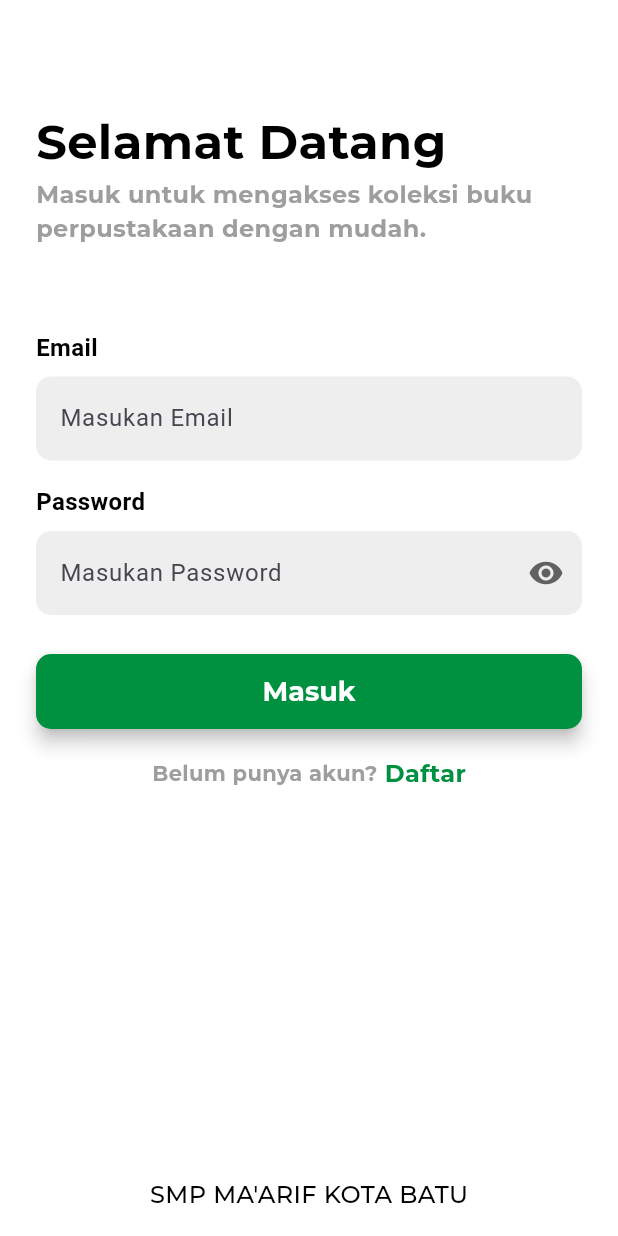
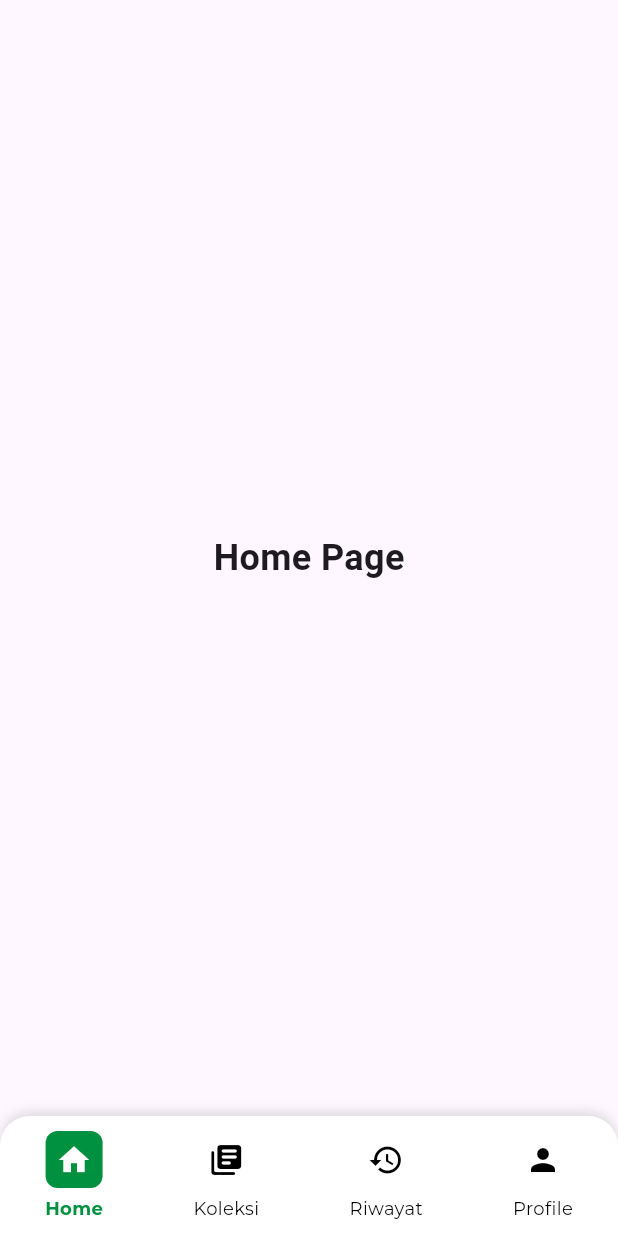
Before and after one commit to Reeyyyh/library_app, a Flutter app: the screen it shows after launch, after a tap on "Mulai Sekarang!", after a tap on "Masuk", on a phone screen of 412 x 824 dp. Run offline on Flutter 3.47's test engine with Material 3 defaults, Android fonts, the light colour scheme and no system bars; our stand-ins replace cached_network_image, cloud_firestore, dio, firebase_core, get, google_fonts and 2 more; accounts and stored records are empty.

Commit message:
Implement admin and user bottom nav with placeholder pages

```diff
--- a/lib/app/modules/auth/views/login_view.dart
+++ b/lib/app/modules/auth/views/login_view.dart
@@ -1,6 +1,7 @@
 import 'package:flutter/material.dart';
 import 'package:get/get.dart';
 import 'package:library_app/app/modules/auth/views/register_view.dart';
+import 'package:library_app/app/modules/client/users/botnav/views/user_botnav_view.dart';
 import 'package:library_app/app/modules/config/theme.dart';
 import 'package:library_app/app/widgets/custom_button.dart';
 import 'package:library_app/app/widgets/custom_input.dart';
@@ -65,7 +66,7 @@ class LoginView extends StatelessWidget {
                   CustomButton(
                     text: "Masuk",
                     onPressed: () {
-                      print('homepage');
+                      Get.offAll(() => UserBotNavView());
                     },
                     isLoading: false,
                   ),
--- /dev/null
+++ b/lib/app/modules/client/admin/botnav/controllers/admin_botnav_controller.dart
@@ -0,0 +1,41 @@
+import 'package:flutter/material.dart';
+import 'package:get/get.dart';
+import 'package:library_app/app/modules/client/admin/pages/1_Dashboard/views/dashboard_view.dart';
+import 'package:library_app/app/modules/client/admin/pages/2_ListBook/views/listbook_view.dart';
+import 'package:library_app/app/modules/client/admin/pages/3_ListCategory/listcategory_view.dart';
+import 'package:library_app/app/modules/client/admin/pages/4_ListUser/views/listuser_view.dart';
+
+
+class AdminBotnavController extends GetxController {
+  RxInt selectedIndex = 0.obs;
+
+  final List<Map<String, dynamic>> adminMenus = [
+    {
+      'title': 'Dashboard',
+      'icon': Icons.home,
+      'page': Dashboard(),
+    },
+    {
+      'title': 'Buku',
+      'icon': Icons.my_library_books_rounded,
+      'page': ListBook(),
+    },
+    {
+      'title': 'Kategori',
+      'icon': Icons.category_rounded,
+      'page': ListCategory(),
+    },
+    {
+      'title': 'Pengguna',
+      'icon': Icons.person,
+      'page': ListUser(),
+    },
+  ];
+
+  List<Map<String, dynamic>> get menus => adminMenus;
+
+  void changeTabIndex(int index) {
+    if (selectedIndex.value == index) return;
+    selectedIndex.value = index;
+  }
+}
--- /dev/null
+++ b/lib/app/modules/client/users/botnav/controllers/user_botnav_controller.dart
@@ -0,0 +1,41 @@
+import 'package:flutter/material.dart';
+import 'package:get/get.dart';
+import 'package:library_app/app/modules/client/users/pages/1_Home/views/home_view.dart';
+import 'package:library_app/app/modules/client/users/pages/2_Collection/views/collection_view.dart';
+import 'package:library_app/app/modules/client/users/pages/3_history/views/history_view.dart';
+import 'package:library_app/app/modules/client/users/pages/4_Profile/views/profile_view.dart';
+
+
+class UserBotNavController extends GetxController {
+  RxInt selectedIndex = 0.obs;
+
+  final List<Map<String, dynamic>> userMenus = [
+    {
+      'title': 'Home',
+      'icon': Icons.home,
+      'page': HomeView(),
+    },
+    {
+      'title': 'Koleksi',
+      'icon': Icons.my_library_books_rounded,
+      'page': CollectionView(),
+    },
+    {
+      'title': 'Riwayat',
+      'icon': Icons.history,
+      'page': HistoryView(),
+    },
+    {
+      'title': 'Profile',
+      'icon': Icons.person,
+      'page': ProfileView(),
+    },
+  ];
+
+  List<Map<String, dynamic>> get menus => userMenus;
+
+  void changeTabIndex(int index) {
+    if (selectedIndex.value == index) return;
+    selectedIndex.value = index;
+  }
+}
--- /dev/null
+++ b/lib/app/modules/client/users/botnav/views/user_botnav_view.dart
@@ -0,0 +1,84 @@
+import 'package:flutter/material.dart';
+import 'package:get/get.dart';
+import 'package:library_app/app/modules/client/users/botnav/controllers/user_botnav_controller.dart';
+import 'package:library_app/app/modules/config/theme.dart';
+
+class UserBotNavView extends StatelessWidget {
+  const UserBotNavView({super.key});
+
+  @override
+  Widget build(BuildContext context) {
+    final controller = Get.put(UserBotNavController());
+    return Scaffold(
+      body: Obx(() => _body(controller, controller.selectedIndex.value)),
+      bottomNavigationBar: _bottomNavigationBar(controller),
+    );
+  }
+
+  Widget _body(UserBotNavController controller, int index) {
+    return controller.menus[index]['page'];
+  }
+
+  Widget _bottomNavigationBar(UserBotNavController controller) {
+    return Obx(
+      () => Container(
+        height: 80,
+        decoration: BoxDecoration(
+          color: Colors.white,
+          borderRadius: BorderRadius.only(
+            topLeft: Radius.circular(20),
+            topRight: Radius.circular(20),
+          ),
+          boxShadow: [
+            BoxShadow(
+              color: Colors.grey.withOpacity(0.3),
+              blurRadius: 5,
+              offset: Offset(0, -3),
+            ),
+          ],
+        ),
+        child: Row(
+          mainAxisAlignment: MainAxisAlignment.spaceAround,
+          children: List.generate(
+            controller.menus.length,
+            (index) => GestureDetector(
+              onTap: () => controller.changeTabIndex(index),
+              child: Column(
+                mainAxisAlignment: MainAxisAlignment.center,
+                children: <Widget>[
+                  Container(
+                    padding: EdgeInsets.all(7),
+                    decoration: BoxDecoration(
+                      color: controller.selectedIndex.value == index
+                          ? AppTheme.primaryColor
+                          : Colors.transparent,
+                      borderRadius: BorderRadius.circular(8),
+                    ),
+                    child: Icon(
+                      controller.menus[index]['icon'],
+                      color: controller.selectedIndex.value == index
+                          ? Colors.white
+                          : Colors.black,
+                    ),
+                  ),
+                  SizedBox(height: 5),
+                  Text(
+                    controller.menus[index]['title'],
+                    style: AppTheme.caption.copyWith(
+                      color: controller.selectedIndex.value == index
+                          ? AppTheme.primaryColor
+                          : Colors.black,
+                      fontWeight: controller.selectedIndex.value == index
+                          ? FontWeight.bold
+                          : FontWeight.normal,
+                    ),
+                  ),
+                ],
+              ),
+            ),
+          ),
+        ),
+      ),
+    );
+  }
+}
--- /dev/null
+++ b/lib/app/modules/client/users/pages/1_Home/views/home_view.dart
@@ -0,0 +1,17 @@
+import 'package:flutter/material.dart';
+
+class HomeView extends StatelessWidget {
+  const HomeView({super.key});
+
+  @override
+  Widget build(BuildContext context) {
+    return Scaffold(
+      body: Center(
+        child: Text(
+          'Home Page',
+          style: TextStyle(fontSize: 24, fontWeight: FontWeight.bold),
+        ),
+      ),
+    );
+  }
+}
```
Also changed, not shown: lib/app/modules/client/admin/botnav/views/admin_botnav_view.dart (added, +70 -0 lines), lib/app/modules/client/admin/pages/1_Dashboard/views/dashboard_view.dart (added, +17 -0 lines), lib/app/modules/client/admin/pages/2_ListBook/views/listbook_view.dart (added, +17 -0 lines), lib/app/modules/client/admin/pages/3_ListCategory/listcategory_view.dart (added, +17 -0 lines), lib/app/modules/client/admin/pages/4_ListUser/views/listuser_view.dart (added, +17 -0 lines), lib/app/modules/client/users/pages/2_Collection/views/collection_view.dart (added, +17 -0 lines), lib/app/modules/client/users/pages/3_History/views/history_view.dart (added, +17 -0 lines), lib/app/modules/client/users/pages/4_Profile/views/profile_view.dart (added, +17 -0 lines), lib/app/modules/client/users/pages/1_Home/controllers/home_controller.dart (added), lib/app/modules/client/users/pages/2_Collection/controllers/collection_controller.dart (added), lib/app/modules/client/users/pages/3_History/controllers/history_controller.dart (added), lib/app/modules/client/users/pages/4_Profile/controllers/profile_controller.dart (added).
